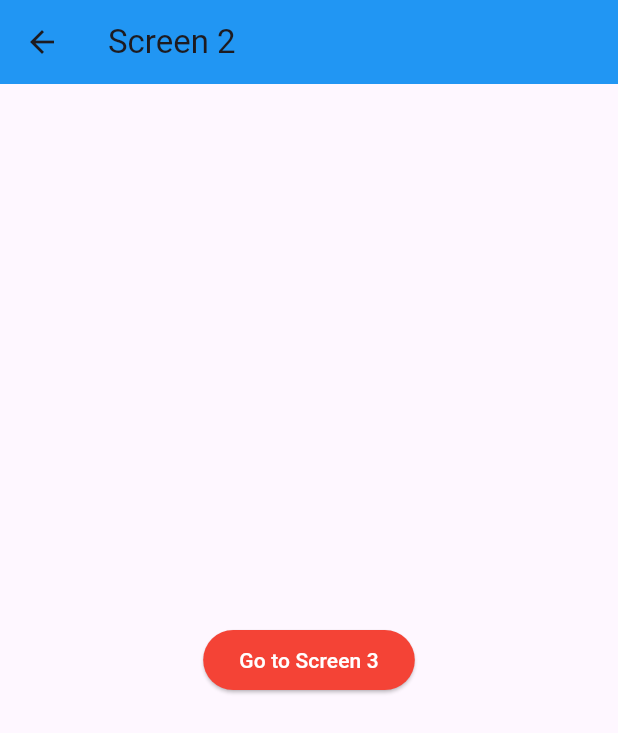
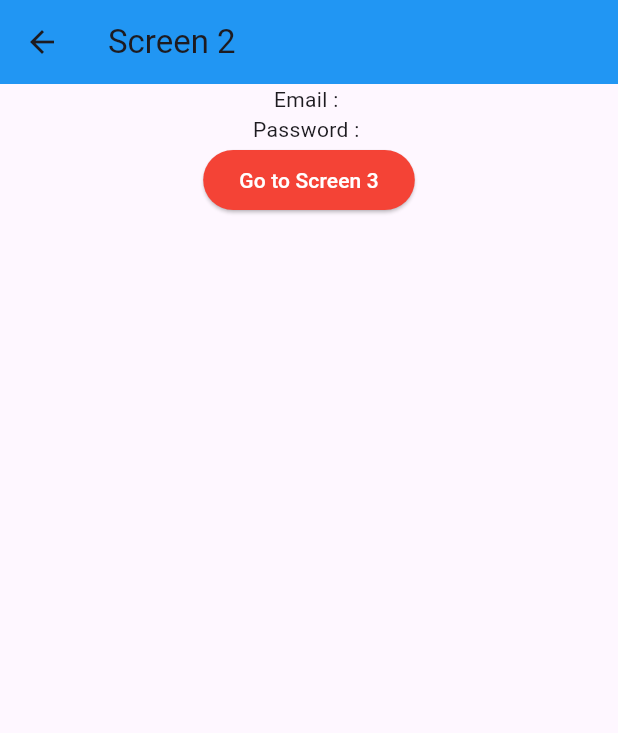
Before and after one commit to devatulparmar/sept24batch6pm, a Flutter app: the screen it shows after launch, after a tap on "Login", on a phone screen of 412 x 824 dp. Shown: the top 733 px of the screen. Run offline on Flutter 3.47's test engine with Material 3 defaults, Android fonts, the phone set to English and light mode, and no system bars; our stand-ins replace intl_phone_field.

Commit message:
Navigator class and it's methods, BackButton widget, Send Data one screen to another screen

```diff
--- a/lib/login_screen.dart
+++ b/lib/login_screen.dart
@@ -127,12 +127,26 @@ class _LoginScreenState extends State<LoginScreen> {
                     flex: 1,
                     child: ElevatedButton(
                       onPressed: () {
-                        Navigator.pushReplacement(
+                        // Navigator.pushNamed(context, 'screen2');
+
+                        Navigator.pushNamed(
                           context,
-                          MaterialPageRoute(
-                            builder: (BuildContext context) => Screen2(),
-                          ),
+                          routeScreen2,
+                          arguments: {
+                            "email": emailController.text,
+                            "password": passwordController.text,
+                          },
                         );
+
+                        // Navigator.push(
+                        //   context,
+                        //   MaterialPageRoute(
+                        //     builder: (BuildContext context) => Screen2(
+                        //       email: emailController.text,
+                        //       password: passwordController.text,
+                        //     ),
+                        //   ),
+                        // );
 
                         // print('Elevated button click');
                         // if (phoneController.text.isEmpty) {
--- a/lib/main.dart
+++ b/lib/main.dart
@@ -1,17 +1,6 @@
-import 'package:batch6pm/grid_builder_screen.dart';
-import 'package:batch6pm/grid_count_screen.dart';
-import 'package:batch6pm/grid_extent_screen.dart';
-import 'package:batch6pm/grid_list_screen.dart';
-import 'package:batch6pm/home_screen.dart';
-import 'package:batch6pm/image_screen.dart';
-import 'package:batch6pm/list_generate.dart';
-import 'package:batch6pm/list_builder_screen.dart';
+
 import 'package:batch6pm/login_screen.dart';
-import 'package:batch6pm/nested_list_screen.dart';
-import 'package:batch6pm/list_screen.dart';
-import 'package:batch6pm/list_separated_screen.dart';
-import 'package:batch6pm/sales_screen.dart';
-import 'package:batch6pm/second_screen.dart';
+import 'package:batch6pm/utils/routes.dart';
 import 'package:flutter/material.dart';
 
 void main() {
@@ -32,7 +21,12 @@ class MyApp extends StatelessWidget {
           thumbColor: WidgetStateProperty.all(Colors.blue),
         ),
       ),
-      home: const LoginScreen(),
+      // home: const LoginScreen(),
+      // routes: {
+      //   '/': (BuildContext context) => LoginScreen(),
+      //   routeScreen2: (BuildContext context) => Screen2(),
+      // },
+      onGenerateRoute: MyAppRoutes.onGenerate,
     );
   }
 }
--- a/lib/screen2.dart
+++ b/lib/screen2.dart
@@ -1,8 +1,15 @@
 import 'package:batch6pm/screen3.dart';
+import 'package:batch6pm/utils/const.dart';
 import 'package:flutter/material.dart';
 
 class Screen2 extends StatefulWidget {
-  const Screen2({super.key});
+  // final String email;
+  // final String password;
+
+  // const Screen2({super.key, required this.email, required this.password});
+
+  dynamic arguments;
+  Screen2({super.key, required this.arguments});
 
   @override
   State<Screen2> createState() => _Screen2State();
@@ -14,16 +21,15 @@ class _Screen2State extends State<Screen2> {
     return Scaffold(
       appBar: AppBar(
         title: Text('Screen 2'),
-        leading: IconButton(
-          onPressed: (){
-            // Navigator.pop(context);
-          },
-          icon: Icon(
-            Icons.arrow_back,
       ),
-        ),
-      ),
-      body: Center(
+      body: Column(
+        children: [
+          // Text('Email : ${widget.email}'),
+          // Text('Password ${widget.password}'),
+          Text('Email : ${widget.arguments['email']}'),
+          Text('Password : ${widget.arguments['password']}'),
+
+          Center(
             child: ElevatedButton(
               onPressed: () {
                 // Navigator.push(
@@ -32,12 +38,14 @@ class _Screen2State extends State<Screen2> {
                 //     builder: (BuildContext context) => Screen3(),
                 //   ),
                 // );
-            Navigator.push(
-              context,
-              MaterialPageRoute(
-                builder: (BuildContext context) => Screen3(),
-              ),
-            );
+
+                Navigator.pushReplacementNamed(context, routeScreen3);
+                // Navigator.push(
+                //   context,
+                //   MaterialPageRoute(
+                //     builder: (BuildContext context) => Screen3(),
+                //   ),
+                // );
               },
               style: ElevatedButton.styleFrom(
                 backgroundColor: Colors.red,
@@ -50,6 +58,8 @@ class _Screen2State extends State<Screen2> {
               ),
             ),
           ),
+        ],
+      ),
     );
   }
 }
--- a/lib/utils/const.dart
+++ b/lib/utils/const.dart
@@ -72,3 +72,6 @@ class MySnackBar {
     );
   }
 }
+
+const String routeScreen2 = 'screen2';
+const String routeScreen3 = 'screen3';
--- /dev/null
+++ b/lib/utils/routes.dart
@@ -0,0 +1,57 @@
+import 'package:batch6pm/login_screen.dart';
+import 'package:batch6pm/screen2.dart';
+import 'package:batch6pm/screen3.dart';
+import 'package:batch6pm/utils/const.dart';
+import 'package:flutter/material.dart';
+
+class MyAppRoutes {
+  static Route onGenerate(RouteSettings settings) {
+    // if(settings.name == routeScreen2){
+    //   return MaterialPageRoute(builder: (BuildContext context) => Screen2());
+    // } else {
+    //   return MaterialPageRoute(
+    //     builder: (_) => Scaffold(
+    //       body: Center(child: Text('No route defined for ${settings.name}')),
+    //     ),
+    //   );
+    // }
+
+    switch (settings.name) {
+      case '/':
+        return MaterialPageRoute(
+            builder: (BuildContext context) => LoginScreen());
+      case routeScreen2:
+        return MaterialPageRoute(builder: (BuildContext context) => Screen2(arguments: settings.arguments,));
+      case routeScreen3:
+        return MaterialPageRoute(builder: (BuildContext context) => Screen3());
+      default:
+        return MaterialPageRoute(
+          builder: (BuildContext context) => Scaffold(
+            body: Center(
+              child: Column(
+                mainAxisSize: MainAxisSize.min,
+                children: [
+                  Text('No route defined for ${settings.name}'),
+                  SizedBox(height: 10),
+                  ElevatedButton(
+                    onPressed: () {
+                      Navigator.pop(context);
+                    },
+                    style: ElevatedButton.styleFrom(
+                      backgroundColor: Colors.red,
+                    ),
+                    child: const Text(
+                      'Go Back',
+                      style: TextStyle(
+                        color: Colors.white,
+                      ),
+                    ),
+                  ),
+                ],
+              ),
+            ),
+          ),
+        );
+    }
+  }
+}
```
Also changed, not shown: lib/screen4.dart (+20 -14 lines). Lines whose indentation alone changed are shown as unchanged.
